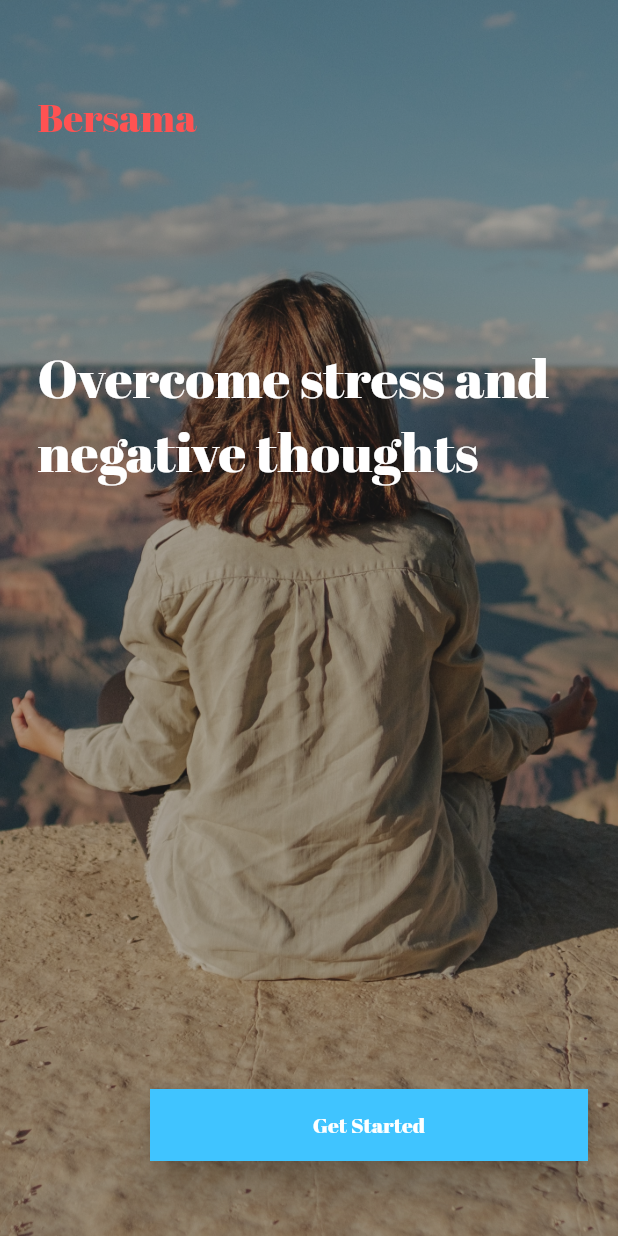
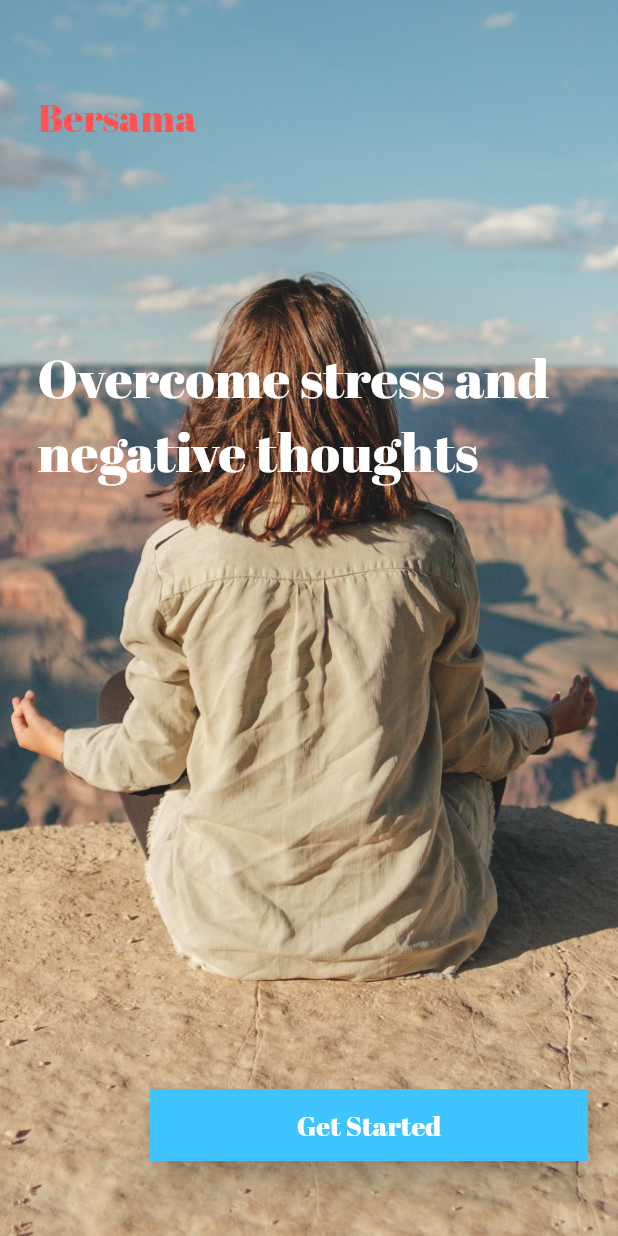
Before and after one commit to magdy-kamal-ok/bersama, a Flutter app: the screen it shows after launch, on a phone screen of 412 x 824 dp. Run offline on Flutter 3.47's test engine with Material 2 defaults, Android fonts, the phone set to English and light mode, and no system bars.

Commit message:
reformating import/exports

```diff
--- a/lib/main.dart
+++ b/lib/main.dart
@@ -1,6 +1,6 @@
 import 'package:flutter/material.dart';
-import 'package:bersama/screens/home.dart';
-import 'package:bersama/screens/schedule.dart';
+import './screens/home.dart';
+import './screens/schedule.dart';
 
 void main() => runApp(MyApp());
 
@@ -9,7 +9,6 @@ class MyApp extends StatelessWidget {
   @override
   Widget build(BuildContext context) {
     return MaterialApp(
-      theme: ThemeData.dark(),
       initialRoute: HomeScreen.id,
       routes: {
         HomeScreen.id: (context) => HomeScreen(),
--- a/lib/screens/home.dart
+++ b/lib/screens/home.dart
@@ -1,5 +1,5 @@
 import 'package:flutter/material.dart';
-import 'package:bersama/screens/schedule.dart';
+import './schedule.dart';
 
 class HomeScreen extends StatefulWidget {
   static const String id = 'home_screen';
@@ -16,7 +16,7 @@ class _HomeScreenState extends State<HomeScreen> {
         decoration: BoxDecoration(
           image: DecorationImage(
             colorFilter: new ColorFilter.mode(
-                Colors.black.withOpacity(0.6), BlendMode.dstATop),
+                Colors.black45.withOpacity(0.9), BlendMode.dstATop),
             image: AssetImage("assets/background_home.jpg"),
             fit: BoxFit.cover,
           ),
@@ -59,12 +59,14 @@ class _HomeScreenState extends State<HomeScreen> {
                   onPressed: () {
                     Navigator.pushNamed(context, ScheduleScreen.id);
                   },
-                  minWidth: 200.0,
+                  minWidth: 150.0,
                   height: 42.0,
                   child: Text(
                     'Get Started',
                     style: TextStyle(
-                        color: Colors.white, fontFamily: 'AbrilFatface'),
+                        color: Colors.white,
+                        fontSize: 18.0,
+                        fontFamily: 'AbrilFatface'),
                   ),
                 ),
               ),
```
